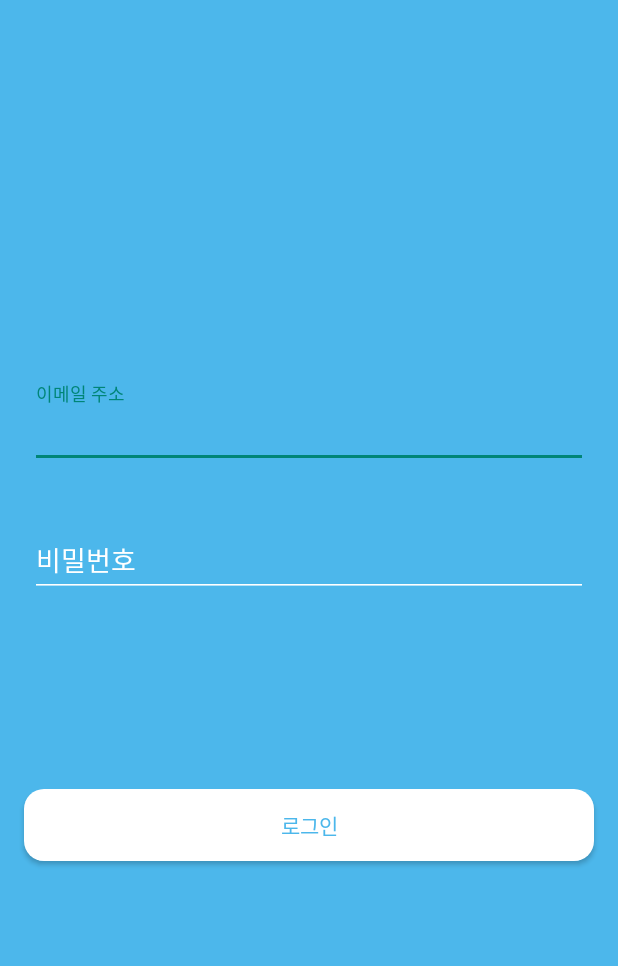
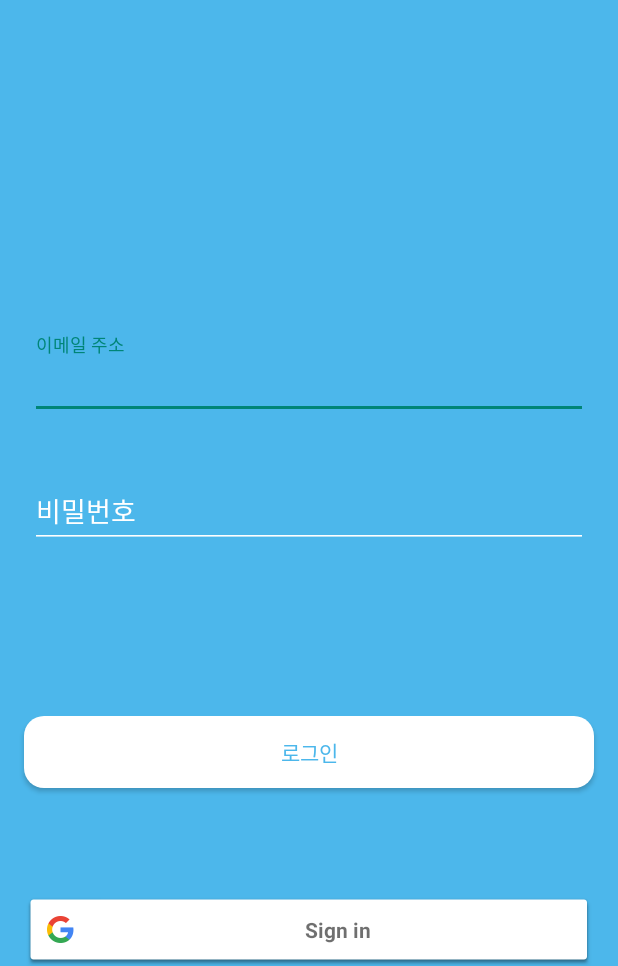
Before and after one commit to UhDgayeong/LabelFree, an Android app: the LoginActivity screen opened directly, with no data from a screen before it, on a phone screen of 412 x 824 dp, the part 270-1236 px from its top. Run offline under Robolectric (Android 15) with nearby library versions, the phone set to English and light mode, and no system bars; our stand-ins replace Firebase (no records; nobody signed in at launch, a user with empty details on screens opened directly), data binding.

Commit message:
구글 로그인 기능

```diff
--- a/app/build.gradle
+++ b/app/build.gradle
@@ -49,7 +49,6 @@ dependencies {
     androidTestImplementation 'androidx.test.ext:junit:1.1.3'
     androidTestImplementation 'androidx.test.espresso:espresso-core:3.4.0'
 
-    implementation platform('com.google.firebase:firebase-bom:29.0.4')
     implementation 'com.google.firebase:firebase-analytics-ktx'
 
     implementation 'com.google.firebase:firebase-firestore-ktx'
@@ -79,4 +78,7 @@ dependencies {
     implementation 'com.github.ksoichiro:android-observablescrollview:1.5.0'
 
     implementation 'androidx.work:work-runtime-ktx:2.7.1'
+
+    implementation platform('com.google.firebase:firebase-bom:31.0.2')
+    implementation 'com.google.android.gms:play-services-auth:20.3.0'
 }
--- a/app/src/main/java/com/haram/labelfree/ui/view/MainActivity.kt
+++ b/app/src/main/java/com/haram/labelfree/ui/view/MainActivity.kt
@@ -173,6 +173,7 @@ class MainActivity : AppCompatActivity() {
         }
         navView.itemIconTintList = null
 
+        Log.d("emailtest", intent.getStringExtra("email")!!)
     } // OnCreate
 
     override fun onBackPressed() {
--- a/app/src/main/res/layout/activity_login.xml
+++ b/app/src/main/res/layout/activity_login.xml
@@ -86,5 +86,12 @@
             android:text="로그인"
             android:textColor="@color/mainColor" />
 
+        <com.google.android.gms.common.SignInButton
+            android:id="@+id/googleSignInBtn"
+            android:layout_width="match_parent"
+            android:layout_height="wrap_content"
+            android:layout_marginStart="16dp"
+            android:layout_marginEnd="16dp" />
+
     </LinearLayout>
 </layout>
--- a/app/src/main/res/values/strings.xml
+++ b/app/src/main/res/values/strings.xml
@@ -3,4 +3,5 @@
     <string name="app_ad_id">ca-app-pub-2575420979476430~3058620050</string>
     <string name="banner_id">ca-app-pub-2575420979476430/9901222398</string>
     <string name="banner_id_test">ca-app-pub-3940256099942544/6300978111</string>
+    <string name="web_client_id">587802478532-h2tgne17m8bv1qain8tji9pv5s635m9q.apps.googleusercontent.com</string>
 </resources>
```
Also changed, not shown: app/src/main/java/com/haram/labelfree/ui/view/LoginActivity.kt (+86 -0 lines).
